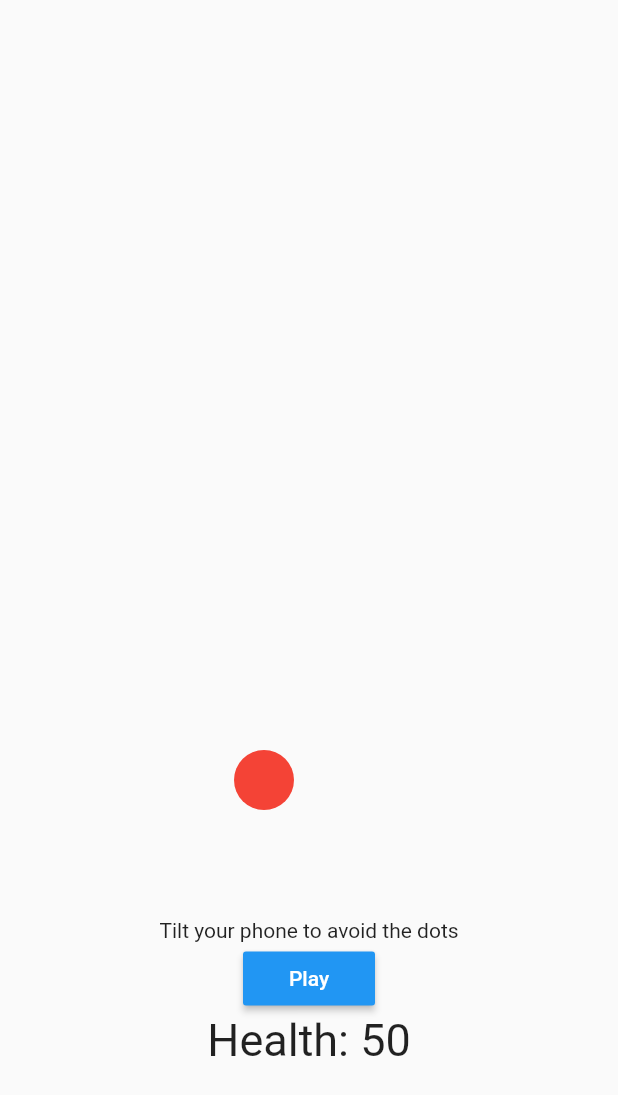
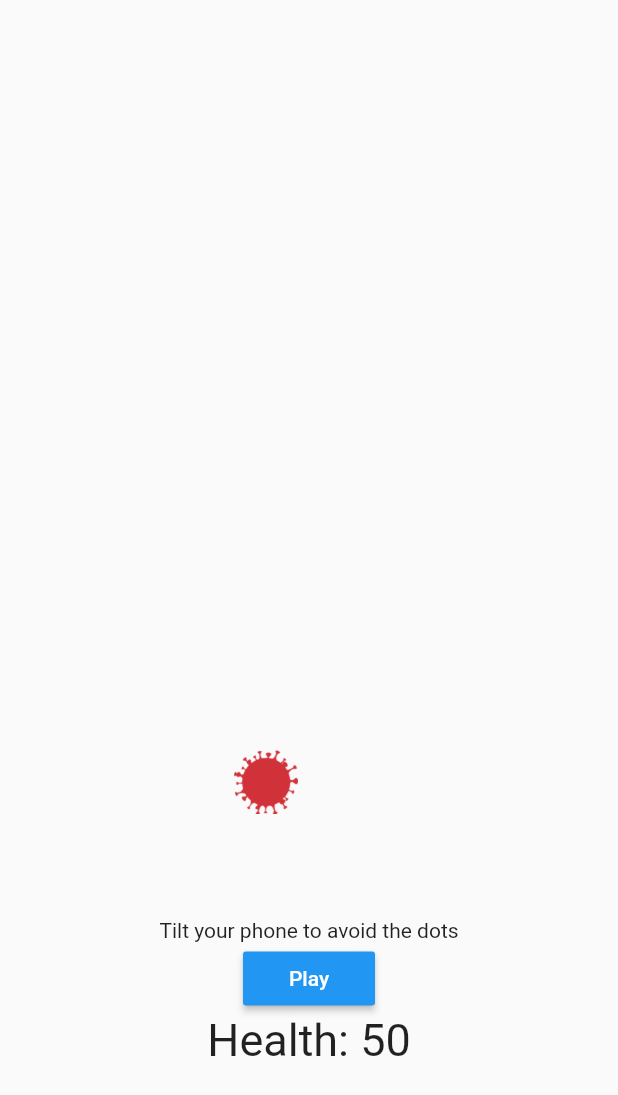
Before and after one commit to ucll-mobile-2021/project-coronaapp, a Flutter app: the Sensor screen opened directly with empty values, on a phone screen of 412 x 824 dp. Shown: the top 1095 px of the screen. Run offline on Flutter 3.47's test engine with Material 2 defaults, Android fonts, the phone set to English and light mode, and no system bars; our stand-ins replace sensors, shared_preferences; accounts and stored records are empty; network calls fail.

Commit message:
Replaced player dot in game by corona logo, todo: replace enemies by corona instead?

```diff
--- a/lib/widgets/mypainter.dart
+++ b/lib/widgets/mypainter.dart
@@ -177,14 +177,7 @@ class _SensorState extends State<Sensor> {
               Positioned(
                 top: 500,
                 left: left ?? (width - 100) / 2,
-                // the container has a color and is wrapped in a ClipOval to make it round
-                child: ClipOval(
-                  child: Container(
-                    width: 40,
-                    height: 40,
-                    color: color,
-                  ),
-                ),
+                child: Image.asset('assets/images/logo.png', scale: 6),
               ),
               /// enemies
               EnemyOval(0, enemies, Colors.red),
```
Also changed, not shown: assets/images/logo.png (added).
